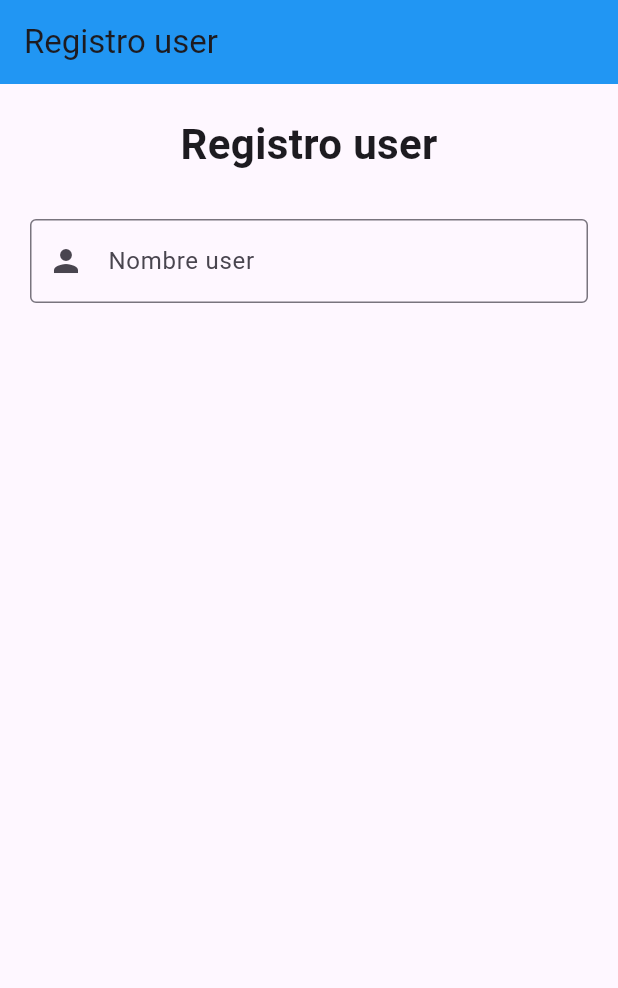
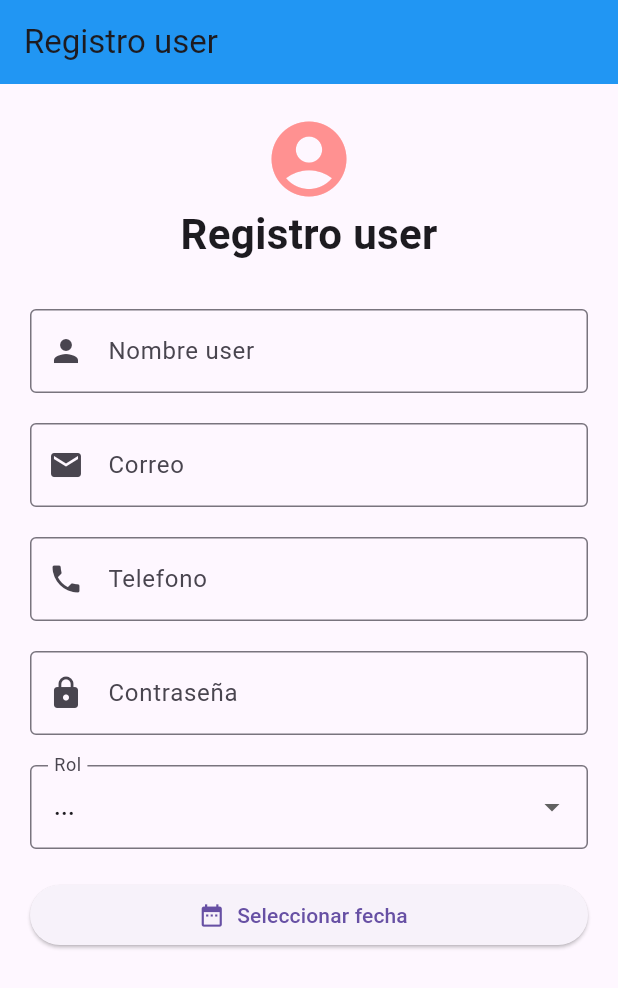
Before and after one commit to xan147/flutter-proyect, a Flutter app: the screen it shows after launch, on a phone screen of 412 x 824 dp. Shown: the top 988 px of the screen. Run offline on Flutter 3.47's test engine with Material 3 defaults, Android fonts, the phone set to English and light mode, and no system bars.

Commit message:
Inputs y calendario

```diff
--- a/lib/form.dart
+++ b/lib/form.dart
@@ -5,10 +5,7 @@ class Wiget1 extends StatelessWidget {
 
   @override
   Widget build(BuildContext context) {
-    return MaterialApp(
-      debugShowCheckedModeBanner: false,
-      home: Formulario(),
-    );
+    return MaterialApp(debugShowCheckedModeBanner: false, home: Formulario());
   }
 }
 
@@ -22,7 +19,16 @@ class Formulario extends StatefulWidget {
 class _FormularioState extends State<Formulario> {
   final _formKey = GlobalKey<FormState>();
 
+  //Controladores
   final nombreController = TextEditingController();
+  final emailController = TextEditingController();
+  final phoneController = TextEditingController();
+  final passController = TextEditingController();
+
+  //Variables
+  String rol = '...';
+  DateTime? fecha;
+
   @override
   Widget build(BuildContext context) {
     return Scaffold(
@@ -37,23 +43,120 @@ class _FormularioState extends State<Formulario> {
           key: _formKey,
           child: Column(
             children: [
+              const Icon(
+                Icons.account_circle,
+                size: 60,
+                color: Color.fromARGB(255, 255, 145, 145),
+              ),
               const Text(
                 'Registro user',
                 style: TextStyle(fontSize: 28, fontWeight: FontWeight.bold),
+              ),
+              const SizedBox(height: 30),
+
+              TextFormField(
+                controller: nombreController,
+
+                decoration: InputDecoration(
+                  labelText: "Nombre user",
+                  border: OutlineInputBorder(),
+                  prefixIcon: Icon(Icons.person),
                 ),
-                const SizedBox(height: 30,),
+              ),
 
-                TextFormField(
-                  controller: nombreController,
+              const SizedBox(height: 20),
+              TextFormField(
+                controller: emailController,
+                keyboardType: TextInputType.emailAddress,
 
-                  decoration: InputDecoration(
-                    labelText: "Nombre user",
-                    border: OutlineInputBorder(),
-                    prefixIcon: Icon(Icons.person)
+                decoration: const InputDecoration(
+                  labelText: 'Correo',
+                  border: OutlineInputBorder(),
+                  prefixIcon: Icon(Icons.email),
+                ),
+              ),
+
+              const SizedBox(height: 20),
+              TextFormField(
+                controller: phoneController,
+                keyboardType: TextInputType.phone,
+
+                decoration: const InputDecoration(
+                  labelText: 'Telefono',
+                  border: OutlineInputBorder(),
+                  prefixIcon: Icon(Icons.phone),
+                ),
+              ),
+
+              const SizedBox(height: 20),
+              TextFormField(
+                controller: passController,
+                obscureText: true,
+
+                decoration: const InputDecoration(
+                  labelText: 'Contraseña',
+                  border: OutlineInputBorder(),
+                  prefixIcon: Icon(Icons.lock),
+                ),
+              ),
+
+              const SizedBox(height: 20),
+              DropdownButtonFormField(
+                value: rol,
+
+                decoration: const InputDecoration(
+                  labelText: 'Rol',
+                  border: OutlineInputBorder(),
+                ),
+
+                items: const [
+                  DropdownMenuItem(value: '...', child: Text('...')),
+                  DropdownMenuItem(value: 'Usuario', child: Text('Usuario')),
+                  DropdownMenuItem(value: 'Admin', child: Text('Admin')),
+                  DropdownMenuItem(value: 'Cliente', child: Text('Cliente')),
+                ],
+                onChanged: (value) {
+                  setState(() {
+                    rol = value!;
+                  });
+                },
+              ),
+
+              const SizedBox(height: 20),
+
+              //Contenedor vacio sizedbox
+              SizedBox(
+                //Tomar el ancho que necesite, no demas
+                width: double.infinity,
+                child: ElevatedButton.icon(
+                  icon: Icon(Icons.date_range),
+                  label: Text(
+                    fecha == null
+                        ? 'Seleccionar fecha'
+                        : 'Fecha: ${fecha!.day}/${fecha!.month}/${fecha!.year}',
                   ),
-                )
+
+                  onPressed: () async {
+                    DateTime? pickdate = await showDatePicker(
+                      context: context,
+                      //F inicial
+                      initialDate: DateTime.now(),
+                      //F maxima hacia atras
+                      firstDate: DateTime(1950),
+                      //F maxima hacia adelante
+                      lastDate: DateTime(2027),
+                    );
+
+                    if (fecha != null) {
+                      setState(() {
+                        fecha = pickdate;
+                      });
+                    }
+                  },
+                ),
+              ),
             ],
-          )
+          ),
         ),
       ),
     );
```
